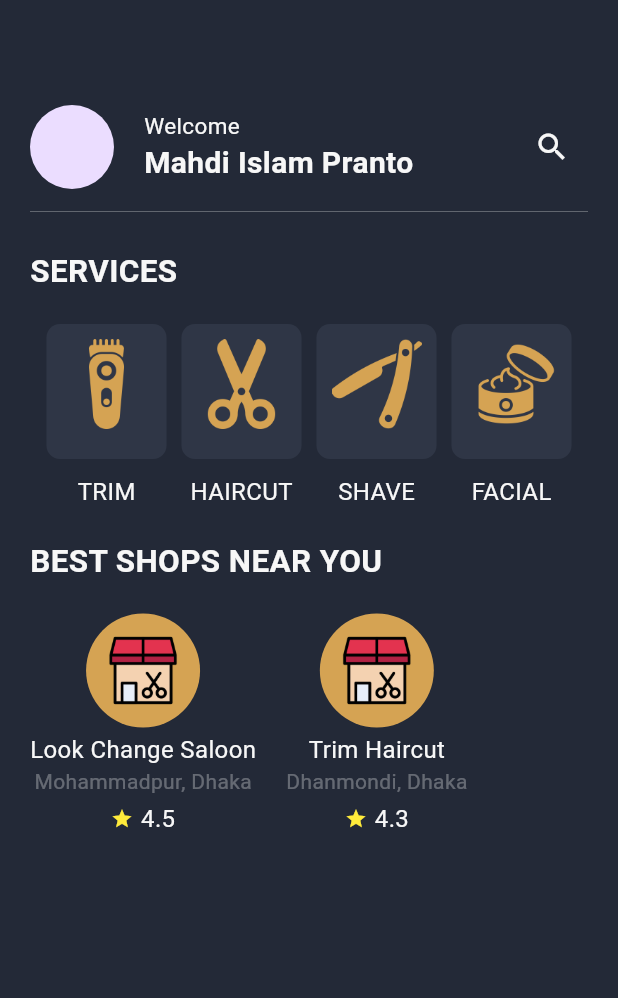
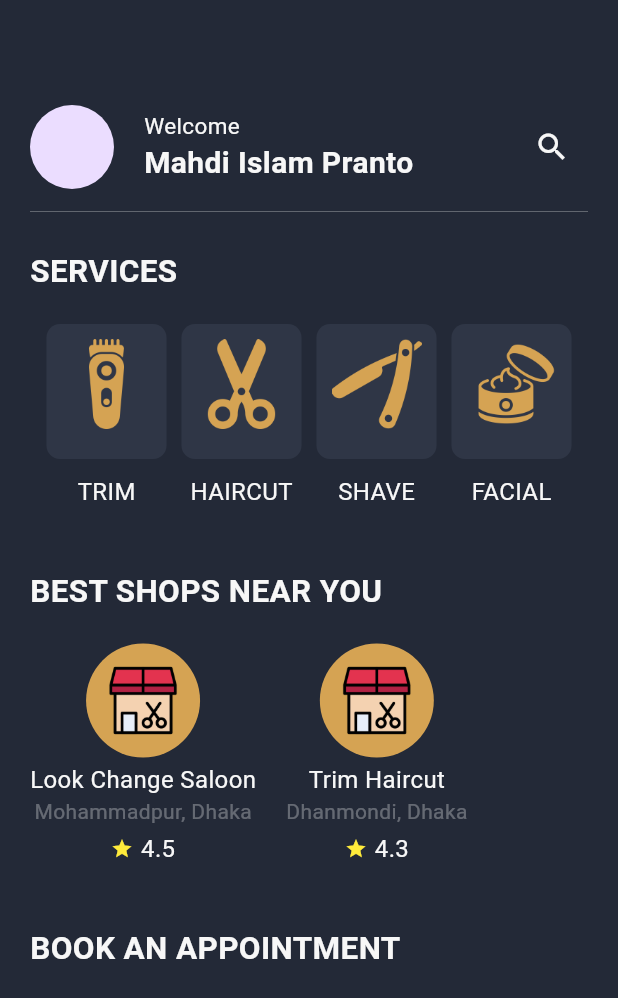
Before and after one commit to mahdi-islam-pranto/barber_shop, a Flutter app: the HomePage screen opened directly, on a phone screen of 412 x 824 dp. Shown: the top 998 px of the screen. Run offline on Flutter 3.47's test engine with Material 3 defaults, Android fonts, the phone set to English and light mode, and no system bars.

Commit message:
homepage sizedbox added

```diff
--- a/lib/screens/homepage.dart
+++ b/lib/screens/homepage.dart
@@ -66,7 +66,7 @@ class _HomePageState extends State<HomePage> {
             // all services
             const ServicesSection(),
 
-            const SizedBox(height: 20),
+            const SizedBox(height: 40),
 
             // best Shops near you section
 
@@ -77,6 +77,16 @@ class _HomePageState extends State<HomePage> {
                         TextStyle(fontSize: 21, fontWeight: FontWeight.bold))),
 
             const ShopNearYou(),
+
+            SizedBox(height: 40),
+
+            // book Appointment section
+
+            const Align(
+                alignment: Alignment.centerLeft,
+                child: Text("BOOK AN APPOINTMENT",
+                    style:
+                        TextStyle(fontSize: 21, fontWeight: FontWeight.bold))),
           ],
         ),
       ),
```
